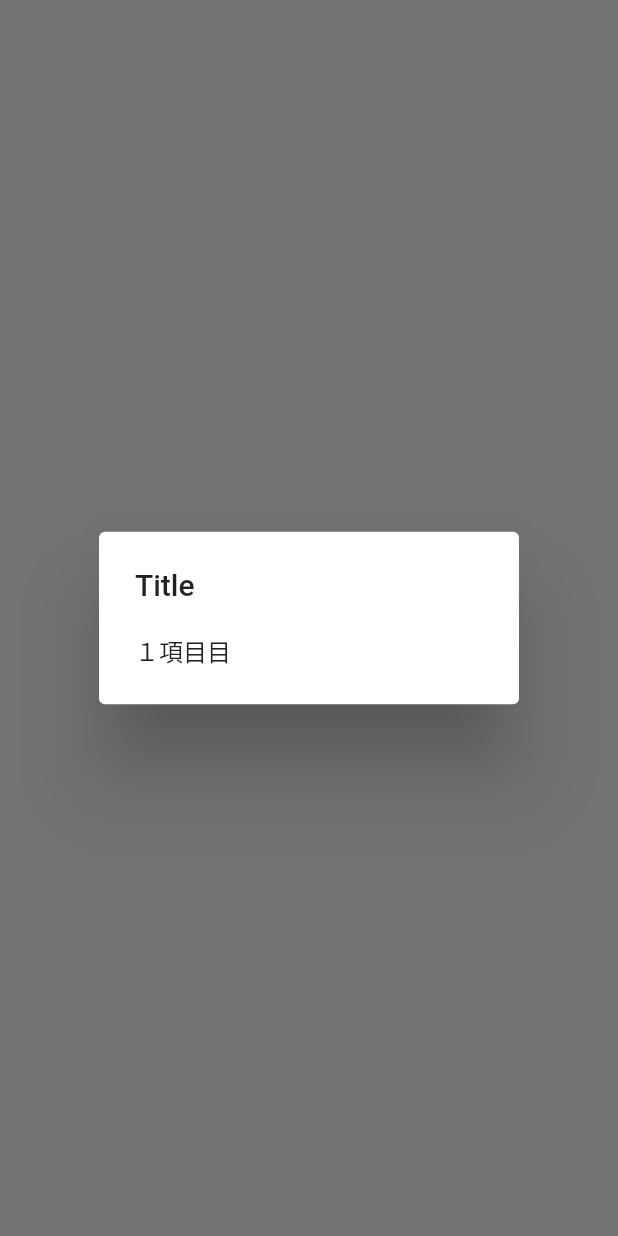
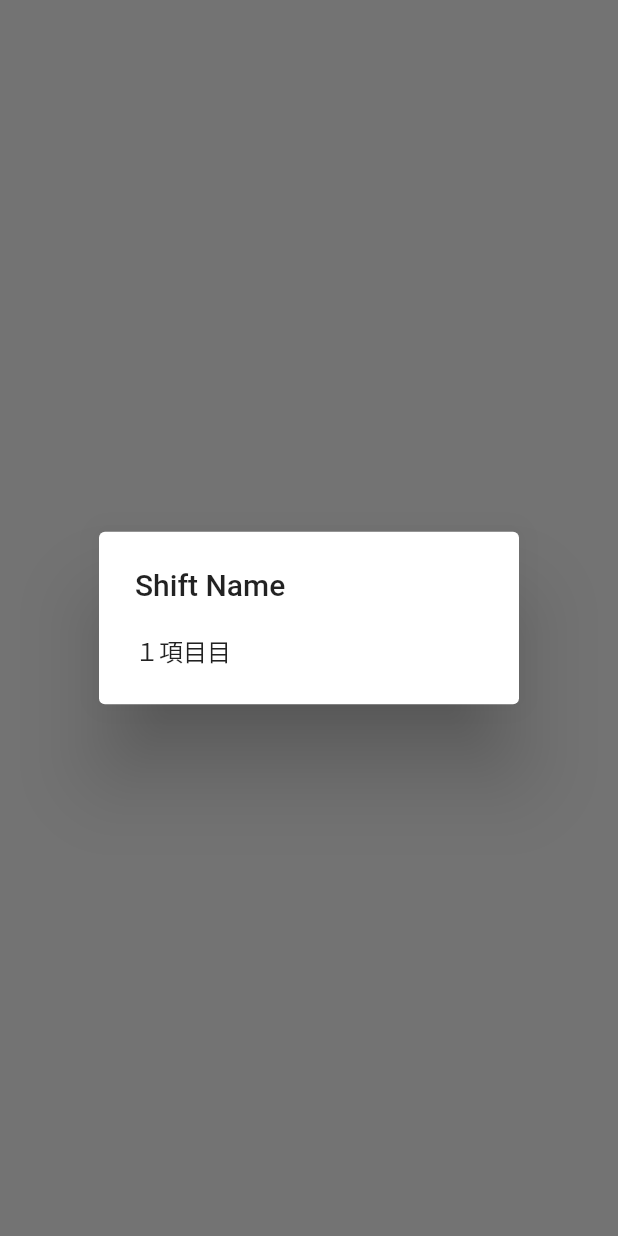
Before and after one commit to NUTFes/seeft-mobile, a Flutter app: what openShiftDialog() shows on an empty page, opened directly, on a phone screen of 412 x 824 dp. Run offline on Flutter 3.47's test engine with Material 2 defaults, Android fonts, the phone set to English and light mode, and no system bars; our stand-ins replace logger, shared_preferences; accounts and stored records are empty; network calls fail.

Commit message:
[mod] テスト用のユーザーIDを入力 (#6)

```diff
--- a/lib/pages/my_shift_page.dart
+++ b/lib/pages/my_shift_page.dart
@@ -122,8 +122,14 @@ Widget _table(var shifts, context) {
 
 Future getData() async {
   try {
+    /*
     var userID = await store.getUserID();
     var res = await api.getMyShift(userID.toString());
+    */
+
+    var testUserID = 108;
+    var res = await api.getMyShift(testUserID.toString());
+
     return res;
   } catch (err) {
     logger.e('don`t response. error message: $err');
--- a/lib/widgets/shift_dialog.dart
+++ b/lib/widgets/shift_dialog.dart
@@ -5,7 +5,7 @@ void openShiftDialog(BuildContext context) {
     context: context,
     builder: (context) {
       return SimpleDialog(
-        title: Text("Title"),
+        title: Text("Shift Name"),
         children: <Widget>[
           // コンテンツ領域
           SimpleDialogOption(
```
